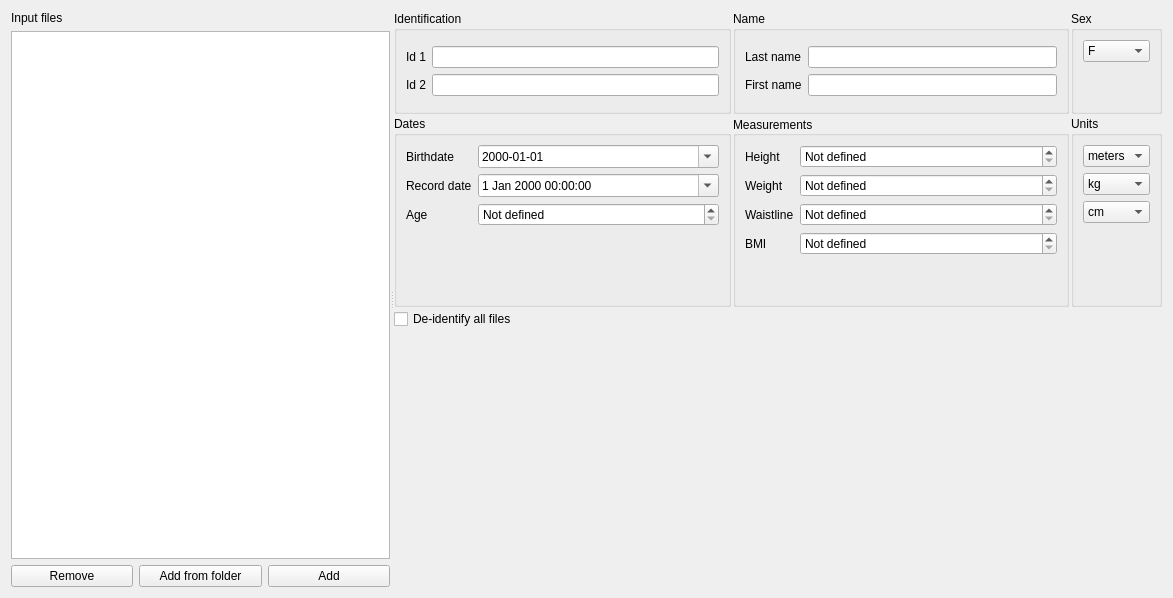
Above: tools/CEAMSTools/SleepReport/InputFilesStep/Ui_InputFilesStep.ui from SnoozToolbox/snooz-package-ceams before the change. Below: the same form after it.
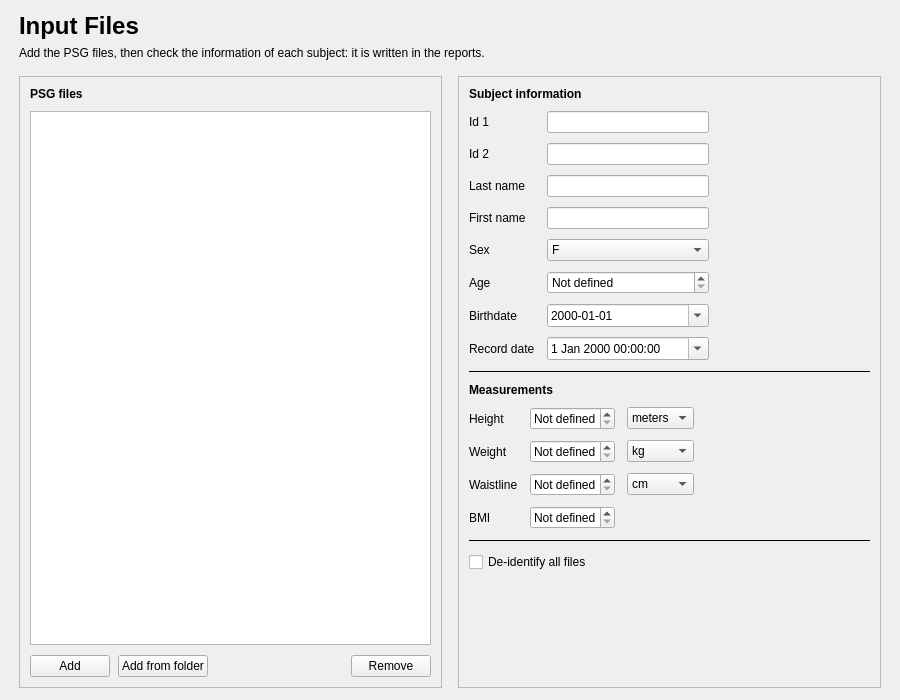
That is the form after the change.

Commit message: Report Sleep Variables: redesigned pages (tool 2.9.2)

Diff of the .ui file:
```diff
--- a/tools/CEAMSTools/SleepReport/InputFilesStep/Ui_InputFilesStep.ui
+++ b/tools/CEAMSTools/SleepReport/InputFilesStep/Ui_InputFilesStep.ui
@@ -6,31 +6,103 @@
    <rect>
     <x>0</x>
     <y>0</y>
-    <width>1173</width>
-    <height>598</height>
+    <width>900</width>
+    <height>700</height>
    </rect>
   </property>
   <property name="windowTitle">
    <string/>
   </property>
-  <layout class="QVBoxLayout" name="verticalLayout_7">
+  <layout class="QVBoxLayout" name="verticalLayout">
+   <property name="spacing">
+    <number>16</number>
+   </property>
+   <property name="leftMargin">
+    <number>19</number>
+   </property>
+   <property name="topMargin">
+    <number>12</number>
+   </property>
+   <property name="rightMargin">
+    <number>19</number>
+   </property>
+   <property name="bottomMargin">
+    <number>12</number>
+   </property>
    <item>
-    <widget class="QSplitter" name="splitter">
-     <property name="orientation">
-      <enum>Qt::Horizontal</enum>
+    <layout class="QVBoxLayout" name="header_layout">
+     <property name="spacing">
+      <number>6</number>
      </property>
-     <property name="childrenCollapsible">
-      <bool>false</bool>
-     </property>
-     <widget class="QWidget" name="layoutWidget">
-      <layout class="QVBoxLayout" name="verticalLayout_8">
-       <property name="sizeConstraint">
-        <enum>QLayout::SetDefaultConstraint</enum>
+     <item>
+      <widget class="QLabel" name="title_label">
+       <property name="font">
+        <font>
+         <pointsize>18</pointsize>
+         <bold>true</bold>
+        </font>
+       </property>
+       <property name="text">
+        <string>Input Files</string>
+       </property>
+      </widget>
+     </item>
+     <item>
+      <widget class="QLabel" name="subtitle_label">
+       <property name="text">
+        <string>Add the PSG files, then check the information of each subject: it is written in the reports.</string>
+       </property>
+       <property name="wordWrap">
+        <bool>true</bool>
+       </property>
+       <property name="variant" stdset="0">
+        <string notr="true">help</string>
+       </property>
+      </widget>
+     </item>
+    </layout>
+   </item>
+   <item>
+    <layout class="QHBoxLayout" name="lists_layout" stretch="1,1">
+     <property name="spacing">
+      <number>16</number>
+     </property>
+     <item>
+      <widget class="QFrame" name="files_card">
+       <property name="frameShape">
+        <enum>QFrame::Shape::StyledPanel</enum>
+       </property>
+       <property name="frameShadow">
+        <enum>QFrame::Shadow::Raised</enum>
+       </property>
+       <layout class="QVBoxLayout" name="files_card_layout">
+        <property name="spacing">
+         <number>10</number>
+        </property>
+        <property name="leftMargin">
+         <number>10</number>
+        </property>
+        <property name="topMargin">
+         <number>10</number>
+        </property>
+        <property name="rightMargin">
+         <number>10</number>
+        </property>
+        <property name="bottomMargin">
+         <number>10</number>
        </property>
        <item>
         <widget class="QLabel" name="label_12">
+          <property name="font">
+           <font>
+            <bold>true</bold>
+           </font>
+          </property>
+          <property name="toolTip">
+           <string>Select a file to show the information of its subject. A file without sleep stages is not added.</string>
+          </property>
          <property name="text">
-          <string>Input files</string>
+           <string>PSG files</string>
          </property>
         </widget>
        </item>
@@ -51,21 +123,10 @@
         </widget>
        </item>
        <item>
-        <layout class="QHBoxLayout" name="horizontalLayout_2">
-         <item>
-          <widget class="QPushButton" name="remove_pushbutton">
-           <property name="text">
-            <string>Remove</string>
-           </property>
-          </widget>
-         </item>
-         <item>
-          <widget class="QPushButton" name="add_from_folder_pushbutton">
-           <property name="text">
-            <string>Add from folder</string>
-           </property>
-          </widget>
-         </item>
+         <layout class="QHBoxLayout" name="files_buttons_layout">
+          <property name="spacing">
+           <number>8</number>
+          </property>
          <item>
           <widget class="QPushButton" name="add_pushbutton">
            <property name="text">
@@ -73,35 +134,139 @@
            </property>
           </widget>
          </item>
-        </layout>
-       </item>
-      </layout>
-     </widget>
-     <widget class="QWidget" name="layoutWidget">
-      <layout class="QGridLayout" name="gridLayout" rowstretch="0,0,0,1">
-       <property name="spacing">
-        <number>2</number>
-       </property>
-       <item row="3" column="2">
-        <spacer name="verticalSpacer_2">
+          <item>
+           <widget class="QPushButton" name="add_from_folder_pushbutton">
+            <property name="toolTip">
+             <string>Adds the PSG files found in the folders you select.</string>
+            </property>
+            <property name="text">
+             <string>Add from folder</string>
+            </property>
+           </widget>
+          </item>
+          <item>
+           <spacer name="files_buttons_spacer">
          <property name="orientation">
-          <enum>Qt::Vertical</enum>
+             <enum>Qt::Orientation::Horizontal</enum>
          </property>
          <property name="sizeHint" stdset="0">
           <size>
-           <width>20</width>
-           <height>40</height>
+              <width>40</width>
+              <height>20</height>
           </size>
          </property>
         </spacer>
        </item>
-       <item row="0" column="2">
-        <widget class="QGroupBox" name="groupBox_5">
-         <property name="title">
+          <item>
+           <widget class="QPushButton" name="remove_pushbutton">
+            <property name="toolTip">
+             <string>Removes the selected file and its reports.</string>
+            </property>
+            <property name="text">
+             <string>Remove</string>
+            </property>
+           </widget>
+          </item>
+         </layout>
+        </item>
+       </layout>
+      </widget>
+     </item>
+     <item>
+      <widget class="QFrame" name="subject_card">
+       <property name="frameShape">
+        <enum>QFrame::Shape::StyledPanel</enum>
+       </property>
+       <property name="frameShadow">
+        <enum>QFrame::Shadow::Raised</enum>
+       </property>
+       <layout class="QVBoxLayout" name="subject_card_layout">
+        <property name="spacing">
+         <number>10</number>
+        </property>
+        <property name="leftMargin">
+         <number>10</number>
+        </property>
+        <property name="topMargin">
+         <number>10</number>
+        </property>
+        <property name="rightMargin">
+         <number>10</number>
+        </property>
+        <property name="bottomMargin">
+         <number>10</number>
+        </property>
+        <item>
+         <widget class="QLabel" name="subject_title_label">
+          <property name="font">
+           <font>
+            <bold>true</bold>
+           </font>
+          </property>
+          <property name="toolTip">
+           <string>Read from the PSG file and written in the reports. Your changes are kept for the selected file.</string>
+          </property>
+          <property name="text">
+           <string>Subject information</string>
+          </property>
+         </widget>
+        </item>
+        <item>
+         <layout class="QGridLayout" name="identification_grid">
+          <property name="horizontalSpacing">
+           <number>12</number>
+          </property>
+          <property name="verticalSpacing">
+           <number>10</number>
+          </property>
+          <item row="0" column="0">
+           <widget class="QLabel" name="label">
+            <property name="text">
+             <string>Id 1</string>
+            </property>
+           </widget>
+          </item>
+          <item row="0" column="1">
+           <widget class="QLineEdit" name="id1_lineedit" />
+          </item>
+          <item row="1" column="0">
+           <widget class="QLabel" name="label_2">
+            <property name="text">
+             <string>Id 2</string>
+            </property>
+           </widget>
+          </item>
+          <item row="1" column="1">
+           <widget class="QLineEdit" name="id2_lineedit" />
+          </item>
+          <item row="2" column="0">
+           <widget class="QLabel" name="label_3">
+            <property name="text">
+             <string>Last name</string>
+            </property>
+           </widget>
+          </item>
+          <item row="2" column="1">
+           <widget class="QLineEdit" name="last_name_lineedit" />
+          </item>
+          <item row="3" column="0">
+           <widget class="QLabel" name="label_4">
+            <property name="text">
+             <string>First name</string>
+            </property>
+           </widget>
+          </item>
+          <item row="3" column="1">
+           <widget class="QLineEdit" name="first_name_lineedit" />
+          </item>
+          <item row="4" column="0">
+           <widget class="QLabel" name="sex_label">
+            <property name="text">
           <string>Sex</string>
          </property>
-         <layout class="QVBoxLayout" name="verticalLayout_3">
-          <item>
+           </widget>
+          </item>
+          <item row="4" column="1">
            <widget class="QComboBox" name="sex_combobox">
             <property name="currentIndex">
              <number>0</number>
@@ -123,60 +288,40 @@
             </item>
            </widget>
           </item>
-          <item>
-           <spacer name="verticalSpacer_7">
-            <property name="orientation">
-             <enum>Qt::Vertical</enum>
+          <item row="5" column="0">
+           <widget class="QLabel" name="label_7">
+            <property name="text">
+             <string>Age</string>
             </property>
-            <property name="sizeHint" stdset="0">
-             <size>
-              <width>20</width>
-              <height>40</height>
-             </size>
-            </property>
-           </spacer>
-          </item>
-         </layout>
-        </widget>
-       </item>
-       <item row="3" column="1">
-        <spacer name="verticalSpacer_3">
-         <property name="orientation">
-          <enum>Qt::Vertical</enum>
-         </property>
-         <property name="sizeHint" stdset="0">
-          <size>
-           <width>20</width>
-           <height>40</height>
-          </size>
-         </property>
-        </spacer>
-       </item>
-       <item row="1" column="0">
-        <widget class="QGroupBox" name="groupBox">
-         <property name="styleSheet">
-          <string notr="true"/>
-         </property>
-         <property name="title">
-          <string>Dates</string>
-         </property>
-         <property name="flat">
-          <bool>true</bool>
-         </property>
-         <layout class="QVBoxLayout" name="verticalLayout_4">
-          <item>
-           <layout class="QFormLayout" name="formLayout_2">
-            <item row="0" column="0">
+           </widget>
+          </item>
+          <item row="5" column="1">
+           <widget class="QSpinBox" name="age_spinbox">
+            <property name="specialValueText">
+             <string>Not defined</string>
+            </property>
+            <property name="suffix">
+             <string />
+            </property>
+            <property name="minimum">
+             <number>0</number>
+            </property>
+            <property name="maximum">
+             <number>200</number>
+            </property>
+            <property name="value">
+             <number>0</number>
+            </property>
+           </widget>
+          </item>
+          <item row="6" column="0">
              <widget class="QLabel" name="label_5">
               <property name="text">
                <string>Birthdate</string>
               </property>
-              <property name="alignment">
-               <set>Qt::AlignLeading|Qt::AlignLeft|Qt::AlignVCenter</set>
-              </property>
-             </widget>
-            </item>
-            <item row="0" column="1">
+           </widget>
+          </item>
+          <item row="6" column="1">
              <widget class="QDateTimeEdit" name="birthdate_timeedit">
               <property name="displayFormat">
                <string>yyyy-MM-dd</string>
@@ -186,108 +331,70 @@
               </property>
              </widget>
             </item>
-            <item row="1" column="0">
+          <item row="7" column="0">
              <widget class="QLabel" name="label_6">
               <property name="text">
                <string>Record date</string>
               </property>
-              <property name="alignment">
-               <set>Qt::AlignLeading|Qt::AlignLeft|Qt::AlignVCenter</set>
-              </property>
-             </widget>
-            </item>
-            <item row="1" column="1">
+           </widget>
+          </item>
+          <item row="7" column="1">
              <widget class="QDateTimeEdit" name="record_date_timeedit">
               <property name="calendarPopup">
                <bool>true</bool>
               </property>
              </widget>
             </item>
-            <item row="2" column="1">
-             <widget class="QSpinBox" name="age_spinbox">
-              <property name="specialValueText">
-               <string>Not defined</string>
-              </property>
-              <property name="suffix">
-               <string/>
-              </property>
-              <property name="minimum">
-               <number>0</number>
-              </property>
-              <property name="maximum">
-               <number>200</number>
-              </property>
-              <property name="value">
-               <number>0</number>
+          <item row="0" column="3">
+           <spacer name="identification_grid_spacer">
+            <property name="orientation">
+             <enum>Qt::Orientation::Horizontal</enum>
+            </property>
+            <property name="sizeHint" stdset="0">
+             <size>
+              <width>40</width>
+              <height>20</height>
+             </size>
+            </property>
+           </spacer>
+          </item>
+         </layout>
+        </item>
+        <item>
+         <widget class="QFrame" name="subject_line">
+          <property name="frameShape">
+           <enum>QFrame::Shape::HLine</enum>
+          </property>
+          <property name="frameShadow">
+           <enum>QFrame::Shadow::Plain</enum>
               </property>
              </widget>
             </item>
-            <item row="2" column="0">
-             <widget class="QLabel" name="label_7">
+        <item>
+         <widget class="QLabel" name="measurements_title_label">
+          <property name="font">
+           <font>
+            <bold>true</bold>
+           </font>
+          </property>
               <property name="text">
-               <string>Age</string>
-              </property>
-              <property name="alignment">
-               <set>Qt::AlignLeading|Qt::AlignLeft|Qt::AlignVCenter</set>
-              </property>
-             </widget>
-            </item>
-           </layout>
-          </item>
-          <item>
-           <spacer name="verticalSpacer_6">
-            <property name="orientation">
-             <enum>Qt::Vertical</enum>
-            </property>
-            <property name="sizeHint" stdset="0">
-             <size>
-              <width>20</width>
-              <height>40</height>
-             </size>
-            </property>
-           </spacer>
-          </item>
-         </layout>
-        </widget>
-       </item>
-       <item row="3" column="0">
-        <spacer name="verticalSpacer">
-         <property name="orientation">
-          <enum>Qt::Vertical</enum>
-         </property>
-         <property name="sizeHint" stdset="0">
-          <size>
-           <width>20</width>
-           <height>40</height>
-          </size>
-         </property>
-        </spacer>
-       </item>
-       <item row="1" column="1">
-        <widget class="QGroupBox" name="groupBox_3">
-         <property name="styleSheet">
-          <string notr="true"/>
-         </property>
-         <property name="title">
           <string>Measurements</string>
          </property>
-         <property name="alignment">
-          <set>Qt::AlignJustify|Qt::AlignVCenter</set>
-         </property>
-         <property name="checkable">
-          <bool>false</bool>
-         </property>
-         <layout class="QVBoxLayout" name="verticalLayout_5">
+         </widget>
+        </item>
           <item>
-           <layout class="QFormLayout" name="formLayout">
+         <layout class="QGridLayout" name="measurements_grid">
+          <property name="horizontalSpacing">
+           <number>12</number>
+          </property>
+          <property name="verticalSpacing">
+           <number>10</number>
+          </property>
             <item row="0" column="0">
              <widget class="QLabel" name="label_8">
               <property name="text">
                <string>Height</string>
               </property>
-              <property name="alignment">
-               <set>Qt::AlignLeading|Qt::AlignLeft|Qt::AlignVCenter</set>
-              </property>
              </widget>
             </item>
             <item row="0" column="1">
@@ -300,14 +407,25 @@
               </property>
              </widget>
             </item>
+          <item row="0" column="2">
+           <widget class="QComboBox" name="height_unit_combobox">
+            <item>
+             <property name="text">
+              <string>meters</string>
+             </property>
+            </item>
+            <item>
+             <property name="text">
+              <string>feets</string>
+             </property>
+            </item>
+           </widget>
+          </item>
             <item row="1" column="0">
              <widget class="QLabel" name="label_9">
               <property name="text">
                <string>Weight</string>
               </property>
-              <property name="alignment">
-               <set>Qt::AlignLeading|Qt::AlignLeft|Qt::AlignVCenter</set>
-              </property>
              </widget>
             </item>
             <item row="1" column="1">
@@ -320,93 +438,7 @@
               </property>
              </widget>
             </item>
-            <item row="2" column="0">
-             <widget class="QLabel" name="label_10">
-              <property name="text">
-               <string>Waistline</string>
-              </property>
-              <property name="alignment">
-               <set>Qt::AlignLeading|Qt::AlignLeft|Qt::AlignVCenter</set>
-              </property>
-             </widget>
-            </item>
-            <item row="2" column="1">
-             <widget class="QDoubleSpinBox" name="waistline_doublespinbox">
-              <property name="specialValueText">
-               <string>Not defined</string>
-              </property>
-              <property name="maximum">
-               <double>1000.000000000000000</double>
-              </property>
-             </widget>
-            </item>
-            <item row="3" column="0">
-             <widget class="QLabel" name="label_11">
-              <property name="text">
-               <string>BMI</string>
-              </property>
-              <property name="alignment">
-               <set>Qt::AlignLeading|Qt::AlignLeft|Qt::AlignVCenter</set>
-              </property>
-             </widget>
-            </item>
-            <item row="3" column="1">
-             <widget class="QDoubleSpinBox" name="bmi_doublespinbox">
-              <property name="specialValueText">
-               <string>Not defined</string>
-              </property>
-              <property name="maximum">
-               <double>1000.000000000000000</double>
-              </property>
-             </widget>
-            </item>
-           </layout>
-          </item>
-          <item>
-           <spacer name="verticalSpacer_5">
-            <property name="orientation">
-             <enum>Qt::Vertical</enum>
-            </property>
-            <property name="sizeHint" stdset="0">
-             <size>
-              <width>20</width>
-              <height>40</height>
-             </size>
-            </property>
-           </spacer>
-          </item>
-         </layout>
-        </widget>
-       </item>
        <item row="1" column="2">
-        <widget class="QGroupBox" name="groupBox_6">
-         <property name="styleSheet">
-          <string notr="true"/>
-         </property>
-         <property name="title">
-          <string>Units</string>
-         </property>
-         <property name="flat">
-          <bool>true</bool>
-         </property>
-         <layout class="QVBoxLayout" name="verticalLayout_6">
-          <item>
-           <layout class="QGridLayout" name="gridLayout_6">
-            <item row="0" column="0">
-             <widget class="QComboBox" name="height_unit_combobox">
-              <item>
-               <property name="text">
-                <string>meters</string>
-               </property>
-              </item>
-              <item>
-               <property name="text">
-                <string>feets</string>
-               </property>
-              </item>
-             </widget>
-            </item>
-            <item row="1" column="0">
              <widget class="QComboBox" name="weight_unit_combobox">
               <item>
                <property name="text">
@@ -421,6 +453,23 @@
              </widget>
             </item>
             <item row="2" column="0">
+           <widget class="QLabel" name="label_10">
+            <property name="text">
+             <string>Waistline</string>
+            </property>
+           </widget>
+          </item>
+          <item row="2" column="1">
+           <widget class="QDoubleSpinBox" name="waistline_doublespinbox">
+            <property name="specialValueText">
+             <string>Not defined</string>
+            </property>
+            <property name="maximum">
+             <double>1000.000000000000000</double>
+            </property>
+           </widget>
+          </item>
+          <item row="2" column="2">
              <widget class="QComboBox" name="waistline_unit_combobox">
               <item>
                <property name="text">
@@ -434,117 +483,72 @@
               </item>
              </widget>
             </item>
-           </layout>
+          <item row="3" column="0">
+           <widget class="QLabel" name="label_11">
+            <property name="text">
+             <string>BMI</string>
+            </property>
+           </widget>
           </item>
-          <item>
-           <spacer name="verticalSpacer_4">
+          <item row="3" column="1">
+           <widget class="QDoubleSpinBox" name="bmi_doublespinbox">
+            <property name="specialValueText">
+             <string>Not defined</string>
+            </property>
+            <property name="maximum">
+             <double>1000.000000000000000</double>
+            </property>
+           </widget>
+          </item>
+          <item row="0" column="3">
+           <spacer name="measurements_grid_spacer">
             <property name="orientation">
-             <enum>Qt::Vertical</enum>
+             <enum>Qt::Orientation::Horizontal</enum>
             </property>
             <property name="sizeHint" stdset="0">
              <size>
-              <width>20</width>
-              <height>40</height>
+              <width>40</width>
+              <height>20</height>
              </size>
             </property>
            </spacer>
           </item>
          </layout>
-        </widget>
-       </item>
-       <item row="2" column="0">
+        </item>
+        <item>
+         <widget class="QFrame" name="deidentify_line">
+          <property name="frameShape">
+           <enum>QFrame::Shape::HLine</enum>
+          </property>
+          <property name="frameShadow">
+           <enum>QFrame::Shadow::Plain</enum>
+          </property>
+         </widget>
+        </item>
+        <item>
         <widget class="QCheckBox" name="deidentify_checkbox">
          <property name="text">
           <string>De-identify all files</string>
          </property>
         </widget>
        </item>
-       <item row="0" column="0">
-        <widget class="QGroupBox" name="groupBox_2">
-         <property name="font">
-          <font>
-           <kerning>true</kerning>
-          </font>
-         </property>
-         <property name="styleSheet">
-          <string notr="true"/>
-         </property>
-         <property name="title">
-          <string>Identification</string>
-         </property>
-         <property name="flat">
-          <bool>true</bool>
-         </property>
-         <layout class="QVBoxLayout" name="verticalLayout">
           <item>
-           <layout class="QGridLayout" name="gridLayout_2">
-            <item row="1" column="1">
-             <widget class="QLineEdit" name="id2_lineedit"/>
-            </item>
-            <item row="1" column="0">
-             <widget class="QLabel" name="label_2">
-              <property name="text">
-               <string>Id 2</string>
-              </property>
-             </widget>
-            </item>
-            <item row="0" column="1">
-             <widget class="QLineEdit" name="id1_lineedit"/>
-            </item>
-            <item row="0" column="0">
-             <widget class="QLabel" name="label">
-              <property name="text">
-               <string>Id 1</string>
-              </property>
-              <property name="alignment">
-               <set>Qt::AlignLeading|Qt::AlignLeft|Qt::AlignVCenter</set>
-              </property>
-             </widget>
-            </item>
-           </layout>
-          </item>
-         </layout>
-        </widget>
-       </item>
-       <item row="0" column="1">
-        <widget class="QGroupBox" name="groupBox_4">
-         <property name="styleSheet">
-          <string notr="true"/>
-         </property>
-         <property name="title">
-          <string>Name</string>
-         </property>
-         <layout class="QVBoxLayout" name="verticalLayout_2">
-          <item>
-           <layout class="QGridLayout" name="gridLayout_3">
-            <item row="0" column="0">
-             <widget class="QLabel" name="label_3">
-              <property name="text">
-               <string>Last name</string>
-              </property>
-             </widget>
-            </item>
-            <item row="0" column="1">
-             <widget class="QLineEdit" name="last_name_lineedit"/>
-            </item>
-            <item row="1" column="0">
-             <widget class="QLabel" name="label_4">
-              <property name="text">
-               <string>First name</string>
-              </property>
-             </widget>
-            </item>
-            <item row="1" column="1">
-             <widget class="QLineEdit" name="first_name_lineedit"/>
-            </item>
-           </layout>
-          </item>
-         </layout>
-        </widget>
-       </item>
-      </layout>
-     </widget>
-    </widget>
+         <spacer name="subject_stretch">
+          <property name="orientation">
+           <enum>Qt::Orientation::Vertical</enum>
+          </property>
+          <property name="sizeHint" stdset="0">
+           <size>
+            <width>20</width>
+            <height>0</height>
+           </size>
+          </property>
+         </spacer>
+        </item>
+       </layout>
+      </widget>
+     </item>
+    </layout>
    </item>
   </layout>
  </widget>
```
Left out of the diff: 7 changed lines with no effect on the pictures. Lines whose indentation alone changed are shown as unchanged. The commit also changes 13 other files.
